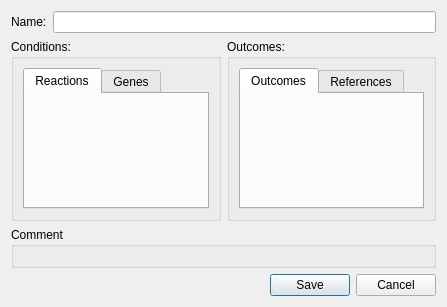
JuBra/GEMEditor, file GEMEditor/model/edit/ui/src/EditTestDialog.ui: the form before one commit.
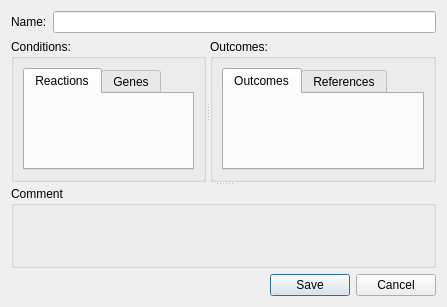
The form after the commit. Custom widgets are drawn as their Qt base class.

Patch:
```diff
--- a/GEMEditor/model/edit/ui/src/EditTestDialog.ui
+++ b/GEMEditor/model/edit/ui/src/EditTestDialog.ui
@@ -29,8 +29,14 @@
     </layout>
    </item>
    <item>
-    <layout class="QHBoxLayout" name="horizontalLayout_3">
-     <item>
+    <widget class="QSplitter" name="splitter_horizontal">
+     <property name="orientation">
+      <enum>Qt::Vertical</enum>
+     </property>
+     <widget class="QSplitter" name="splitter_vertical">
+      <property name="orientation">
+       <enum>Qt::Horizontal</enum>
+      </property>
       <widget class="QGroupBox" name="groupBox">
        <property name="title">
         <string>Conditions:</string>
@@ -55,8 +61,6 @@
         </item>
        </layout>
       </widget>
-     </item>
-     <item>
       <widget class="QGroupBox" name="groupBox_2">
        <property name="title">
         <string>Outcomes:</string>
@@ -81,10 +85,7 @@
         </item>
        </layout>
       </widget>
-     </item>
-    </layout>
-   </item>
-   <item>
+     </widget>
     <widget class="QGroupBox" name="groupBox_3">
      <property name="title">
       <string>Comment</string>
@@ -94,6 +95,7 @@
        <widget class="CommentDisplayWidget" name="commentWidget" native="true"/>
       </item>
      </layout>
+     </widget>
     </widget>
    </item>
    <item>
```
Left out of the diff: 2 changed lines with no effect on the pictures. Lines whose indentation alone changed are shown as unchanged.
